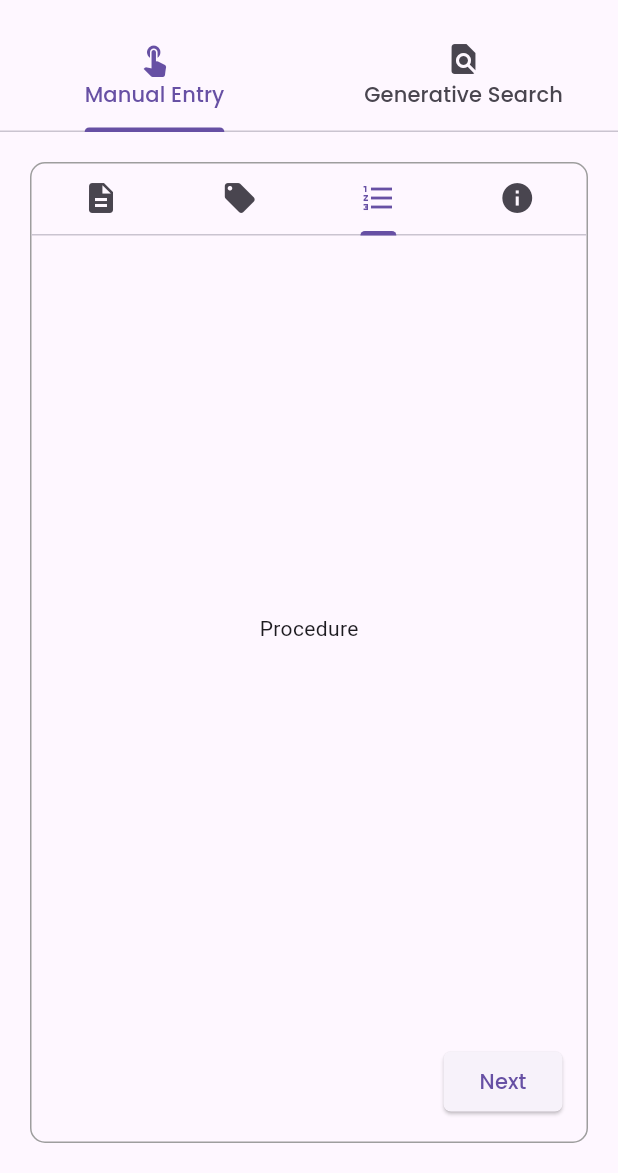
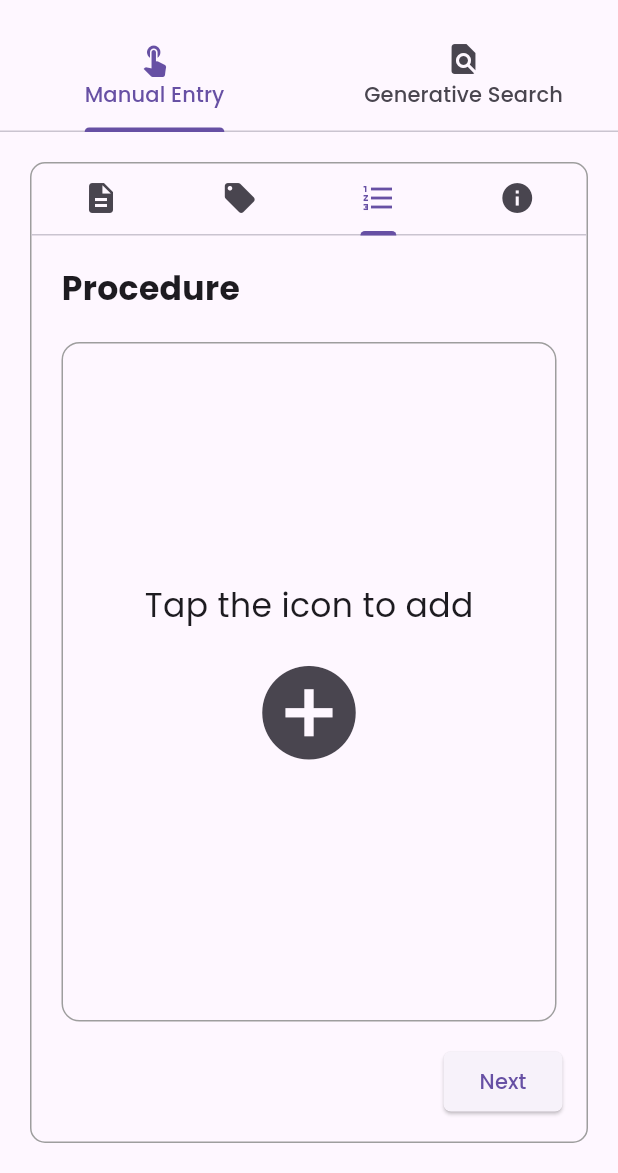
Before and after one commit to dreeew05/sheff_andrew, a Flutter app: the AddRecipePage screen opened directly, tab 3 chosen, on a phone screen of 412 x 824 dp, the part 63-1236 px from its top. Run offline on Flutter 3.47's test engine with Material 3 defaults, Android fonts, the phone set to English and light mode, and no system bars; our stand-ins replace carousel_slider, cloud_firestore, firebase_auth, firebase_core, google_fonts, image_picker; accounts and stored records are empty.

Commit message:
Recipe Procedure

```diff
--- a/lib/providers/recipe_form_provider.dart
+++ b/lib/providers/recipe_form_provider.dart
@@ -8,25 +8,32 @@ class RecipeFormProvider extends ChangeNotifier {
   File? _recipeImage;
   File? _ingredientImage;
   final List<Ingredient> _ingredients = [];
+  final List<String> _steps = [];
   final TextEditingController _recipeNameController = TextEditingController();
   final TextEditingController _categoryController = TextEditingController();
   final TextEditingController _timeToCookController = TextEditingController();
   final TextEditingController _mealTypeController = TextEditingController();
+  final TextEditingController _caloriesController = TextEditingController();
 
   // Getters
   File? get recipeImage => _recipeImage;
   File? get ingredientImage => _ingredientImage;
   List<Ingredient> get ingredients => _ingredients;
+  List<String> get steps => _steps;
   TextEditingController get recipeNameController => _recipeNameController;
   TextEditingController get category => _categoryController;
   TextEditingController get timeToCook => _timeToCookController;
   TextEditingController get mealTypeController => _mealTypeController;
+  TextEditingController get caloriesController => _caloriesController;
 
   void disposeControllers() {
+    // Details
     _recipeNameController.dispose();
     _categoryController.dispose();
     _timeToCookController.dispose();
     _mealTypeController.dispose();
+    // Additional Information
+    _caloriesController.dispose();
   }
 
   void clearWholeForm() {
@@ -68,4 +75,15 @@ class RecipeFormProvider extends ChangeNotifier {
       notifyListeners();
     }
   }
+
+  // Recipe Procedure
+  void addStep(String step) {
+    _steps.add(step);
+    notifyListeners();
+  }
+
+  void removeStep(String stepToDelete) {
+    _steps.removeWhere((step) => step == stepToDelete);
+    notifyListeners();
+  }
 }
--- a/lib/screens/add_recipe/components/recipe_form.dart
+++ b/lib/screens/add_recipe/components/recipe_form.dart
@@ -7,8 +7,10 @@ import 'package:flutter/material.dart';
 import 'package:google_fonts/google_fonts.dart';
 import 'package:provider/provider.dart';
 import 'package:sheff_andrew/providers/recipe_form_provider.dart';
+import 'package:sheff_andrew/screens/add_recipe/components/recipe_additional_information.dart';
 import 'package:sheff_andrew/screens/add_recipe/components/recipe_details.dart';
 import 'package:sheff_andrew/screens/add_recipe/components/recipe_ingredients.dart';
+import 'package:sheff_andrew/screens/add_recipe/components/recipe_procedure.dart';
 
 class RecipeForm extends StatefulWidget {
   const RecipeForm({super.key});
@@ -79,8 +81,8 @@ class RecipeFormState extends State<RecipeForm>
                   children: const [
                     RecipeDetails(),
                     RecipeIngredients(),
-                    Center(child: Text('Procedure')),
-                    Center(child: Text('Additional Facts')),
+                    RecipeProcedure(),
+                    RecipeAdditionalInformation(),
                   ],
                 ),
               ),
--- /dev/null
+++ b/lib/screens/add_recipe/components/recipe_procedure.dart
@@ -0,0 +1,122 @@
+import 'package:flutter/material.dart';
+import 'package:google_fonts/google_fonts.dart';
+import 'package:provider/provider.dart';
+import 'package:sheff_andrew/dialogs/add_step_dialog.dart';
+import 'package:sheff_andrew/providers/recipe_form_provider.dart';
+
+class RecipeProcedure extends StatefulWidget {
+  const RecipeProcedure({super.key});
+
+  @override
+  _RecipeProcedureState createState() => _RecipeProcedureState();
+}
+
+class _RecipeProcedureState extends State<RecipeProcedure> {
+  @override
+  Widget build(BuildContext context) {
+    final providerWatcher = context.watch<RecipeFormProvider>();
+    final providerReader = context.read<RecipeFormProvider>();
+
+    bool showGuide = providerWatcher.steps.isEmpty;
+
+    return Container(
+      margin: const EdgeInsets.only(top: 20, left: 20, right: 20),
+      child: Column(
+        crossAxisAlignment: CrossAxisAlignment.start,
+        children: [
+          Row(
+            children: [
+              Text(
+                "Procedure",
+                style: GoogleFonts.poppins(
+                  fontSize: 22,
+                  fontWeight: FontWeight.bold,
+                ),
+              ),
+              const Spacer(),
+              Visibility(
+                  visible: !showGuide,
+                  child: IconButton(
+                    icon: const Icon(Icons.add_circle),
+                    onPressed: () {
+                      showDialog(
+                        context: context,
+                        builder: (BuildContext context) {
+                          return const AddStepDialog();
+                        },
+                      );
+                    },
+                  )),
+            ],
+          ),
+          const SizedBox(height: 20),
+          Visibility(
+              visible: showGuide,
+              child: Expanded(
+                child: Container(
+                  width: MediaQuery.of(context).size.width * 1,
+                  decoration: BoxDecoration(
+                    border: Border.all(
+                      color: Colors.grey,
+                      width: 1,
+                    ),
+                    borderRadius: BorderRadius.circular(12.0),
+                  ),
+                  child: Column(
+                    mainAxisAlignment: MainAxisAlignment.center,
+                    crossAxisAlignment: CrossAxisAlignment.center,
+                    children: [
+                      Text(
+                        "Tap the icon to add",
+                        style: GoogleFonts.poppins(fontSize: 22),
+                      ),
+                      const SizedBox(
+                        height: 10,
+                      ),
+                      IconButton(
+                          onPressed: () {
+                            showDialog(
+                              context: context,
+                              builder: (BuildContext context) {
+                                return const AddStepDialog();
+                              },
+                            );
+                          },
+                          icon: const Icon(
+                            Icons.add_circle,
+                            size: 75,
+                          ))
+                    ],
+                  ),
+                ),
+              )),
+          Visibility(
+            visible: !showGuide,
+            child: Expanded(
+              child: ListView.builder(
+                  itemCount: providerWatcher.steps.length,
+                  itemBuilder: (context, index) {
+                    return Card(
+                      margin: const EdgeInsets.symmetric(vertical: 8),
+                      elevation: 4,
+                      child: ListTile(
+                        title: Text(
+                          providerWatcher.steps[index],
+                          style: GoogleFonts.poppins(),
+                        ),
+                        trailing: IconButton(
+                            icon: const Icon(Icons.delete),
+                            onPressed: () {
+                              providerReader
+                                  .removeStep(providerWatcher.steps[index]);
+                            }),
+                      ),
+                    );
+                  }),
+            ),
+          )
+        ],
+      ),
+    );
+  }
+}
```
